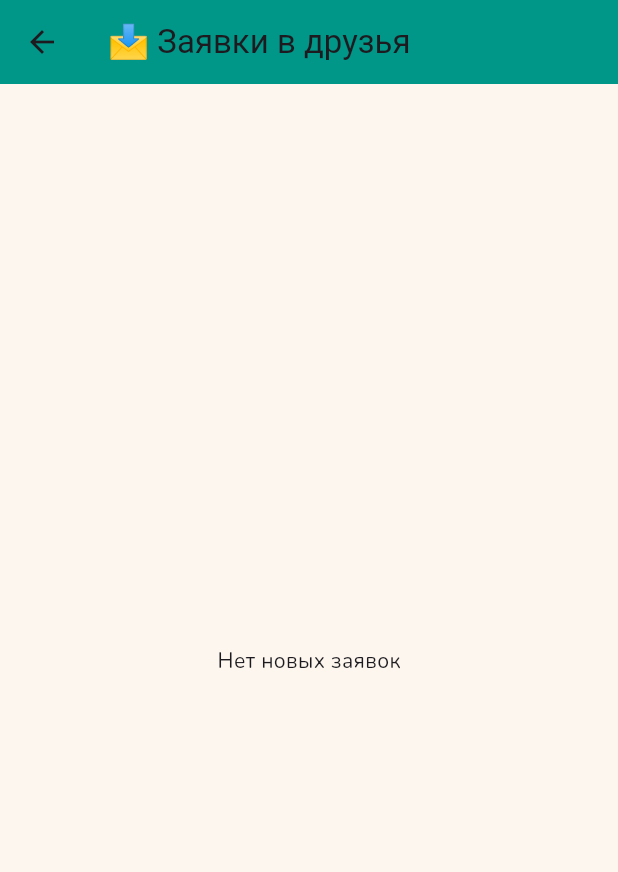
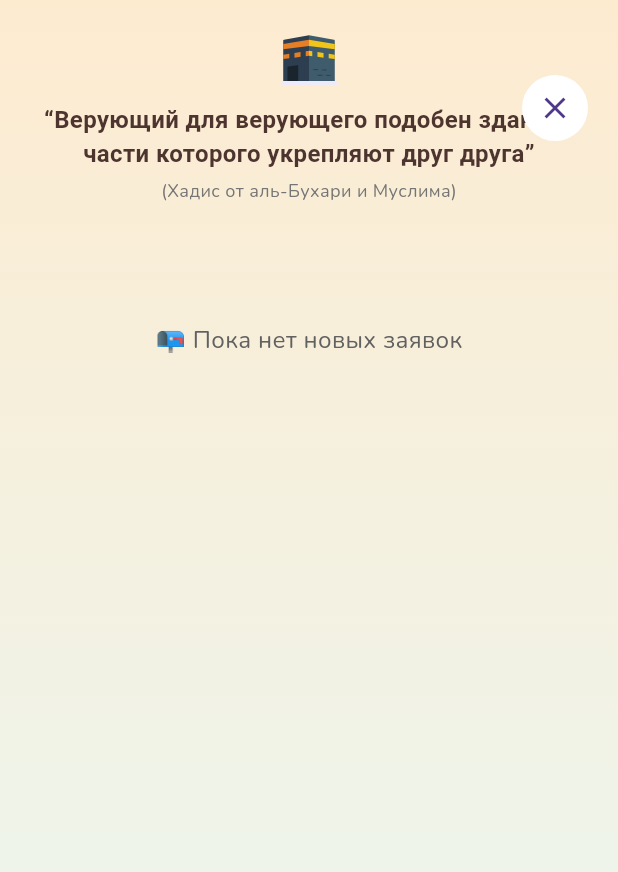
Before and after one commit to NurislamAiu/mekka-savings-app, a Flutter app: the FriendRequestsScreen screen opened directly, on a phone screen of 412 x 824 dp. Shown: the top 872 px of the screen. Run offline on Flutter 3.47's test engine with Material 3 defaults, Android fonts, the phone set to English and light mode, and no system bars; our stand-ins replace cloud_firestore, confetti, firebase_auth, firebase_core, fl_chart, flutter_svg and 3 more; accounts and stored records are empty; Roboto replaces fonts that are missing (Cairo).

Commit message:
изменение ui

```diff
--- a/lib/screens/friend_requests_screen.dart
+++ b/lib/screens/friend_requests_screen.dart
@@ -1,7 +1,9 @@
 import 'package:cloud_firestore/cloud_firestore.dart';
 import 'package:firebase_auth/firebase_auth.dart';
 import 'package:flutter/material.dart';
+import 'package:flutter_svg/flutter_svg.dart';
 import 'package:google_fonts/google_fonts.dart';
+import 'package:shimmer/shimmer.dart';
 
 class FriendRequestsScreen extends StatefulWidget {
   const FriendRequestsScreen({super.key});
@@ -22,6 +24,7 @@ class _FriendRequestsScreenState extends State<FriendRequestsScreen> {
   }
 
   Future<void> loadRequests() async {
+    setState(() => isLoading = true);
     final doc = await FirebaseFirestore.instance.collection('users').doc(user!.uid).get();
     final ids = List<String>.from(doc.data()?['friendRequests'] ?? []);
 
@@ -71,46 +74,139 @@ class _FriendRequestsScreenState extends State<FriendRequestsScreen> {
   @override
   Widget build(BuildContext context) {
     return Scaffold(
-      backgroundColor: Color(0xFFFDF6EE),
-      appBar: AppBar(
-        title: Text("📩 Заявки в друзья", style: GoogleFonts.cairo()),
-        backgroundColor: Colors.teal,
-      ),
-      body: isLoading
-          ? Center(child: CircularProgressIndicator())
-          : requests.isEmpty
-          ? Center(child: Text("Нет новых заявок", style: GoogleFonts.nunito()))
-          : ListView.builder(
-        padding: EdgeInsets.all(20),
-        itemCount: requests.length,
-        itemBuilder: (context, index) {
-          final r = requests[index];
-          return Card(
-            margin: EdgeInsets.only(bottom: 12),
-            child: ListTile(
-              leading: CircleAvatar(
-                backgroundColor: Colors.teal.shade100,
-                child: Icon(Icons.person, color: Colors.teal),
+      body: Stack(
+        children: [
+          // 🌅 Фон
+          Container(
+            decoration: BoxDecoration(
+              gradient: LinearGradient(
+                colors: [Color(0xFFFDEBD0), Color(0xFFE8F8F5)],
+                begin: Alignment.topCenter,
+                end: Alignment.bottomCenter,
               ),
-              title: Text("@${r['nickname']}", style: GoogleFonts.nunito(fontWeight: FontWeight.bold)),
-              subtitle: Text(r['email']),
-              trailing: Row(
-                mainAxisSize: MainAxisSize.min,
+            ),
+          ),
+
+          SafeArea(
+            child: RefreshIndicator(
+              onRefresh: loadRequests,
+              child: ListView(
+                padding: EdgeInsets.all(20),
                 children: [
-                  IconButton(
-                    icon: Icon(Icons.check_circle, color: Colors.green),
-                    onPressed: () => accept(r['uid']),
+                  // 📖 Хадис дня
+                  Column(
+                    children: [
+                      SvgPicture.asset('assets/kaaba.svg', height: 40),
+                      SizedBox(height: 8),
+                      Text(
+                        '“Верующий для верующего подобен зданию, части которого укрепляют друг друга”',
+                        textAlign: TextAlign.center,
+                        style: GoogleFonts.cairo(fontSize: 16, fontWeight: FontWeight.bold, color: Colors.brown[800]),
+                      ),
+                      SizedBox(height: 4),
+                      Text(
+                        '(Хадис от аль-Бухари и Муслима)',
+                        style: GoogleFonts.nunito(fontSize: 12, color: Colors.grey[600]),
+                      ),
+                      SizedBox(height: 20),
+                    ],
                   ),
-                  IconButton(
-                    icon: Icon(Icons.cancel, color: Colors.red),
-                    onPressed: () => decline(r['uid']),
+
+                  isLoading
+                      ? _buildShimmer()
+                      : requests.isEmpty
+                      ? Column(
+                    children: [
+                      SizedBox(height: 60),
+                      Text(
+                        "📭 Пока нет новых заявок",
+                        style: GoogleFonts.nunito(fontSize: 16, color: Colors.grey[700]),
+                      ),
+                    ],
+                  )
+                      : Column(
+                    children: requests.map(_requestCard).toList(),
                   ),
                 ],
               ),
             ),
-          );
-        },
+          ),
+
+          Positioned(
+            top: 50,
+            right: 20,
+            child: CircleAvatar(
+              backgroundColor: Colors.white,
+              radius: 22,
+              child: IconButton(
+                icon: Icon(Icons.close),
+                onPressed: () => Navigator.pop(context),
+              ),
+            ),
+          ),
+        ],
       ),
     );
   }
+
+  Widget _requestCard(Map<String, dynamic> req) {
+    return Container(
+      padding: EdgeInsets.all(16),
+      margin: EdgeInsets.only(bottom: 14),
+      decoration: BoxDecoration(
+        color: Colors.white,
+        borderRadius: BorderRadius.circular(16),
+        boxShadow: [
+          BoxShadow(color: Colors.black12, blurRadius: 6, offset: Offset(0, 3)),
+        ],
+      ),
+      child: Row(
+        children: [
+          CircleAvatar(
+            backgroundColor: Colors.teal.shade100,
+            child: Icon(Icons.person, color: Colors.teal),
+          ),
+          SizedBox(width: 12),
+          Expanded(
+            child: Column(
+              crossAxisAlignment: CrossAxisAlignment.start,
+              children: [
+                Text("@${req['nickname']}",
+                    style: GoogleFonts.nunito(fontSize: 16, fontWeight: FontWeight.bold)),
+                Text(req['email'], style: GoogleFonts.nunito(color: Colors.grey[700])),
+              ],
+            ),
+          ),
+          IconButton(
+            icon: Icon(Icons.check_circle, color: Colors.green, size: 32),
+            onPressed: () => accept(req['uid']),
+          ),
+          IconButton(
+            icon: Icon(Icons.cancel, color: Colors.redAccent, size: 32),
+            onPressed: () => decline(req['uid']),
+          ),
+        ],
+      ),
+    );
+  }
+
+  // ✨ Шиммер-карточки во время загрузки
+  Widget _buildShimmer() {
+    return Column(
+      children: List.generate(3, (_) {
+        return Shimmer.fromColors(
+          baseColor: Colors.grey[300]!,
+          highlightColor: Colors.grey[100]!,
+          child: Container(
+            height: 80,
+            margin: EdgeInsets.only(bottom: 14),
+            decoration: BoxDecoration(
+              color: Colors.white,
+              borderRadius: BorderRadius.circular(16),
+            ),
+          ),
+        );
+      }),
+    );
+  }
 }
--- a/lib/screens/my_friends_screen.dart
+++ b/lib/screens/my_friends_screen.dart
@@ -184,7 +184,7 @@ class _MyFriendsScreenState extends State<MyFriendsScreen> {
           ),
           Positioned(
             top: 50,
-            right: 10,
+            right: 20,
             child: CircleAvatar(
               backgroundColor: Colors.white,
               radius: 24,
--- a/lib/screens/profile_screen.dart
+++ b/lib/screens/profile_screen.dart
@@ -196,7 +196,7 @@ class _ProfileScreenState extends State<ProfileScreen> {
                   ),
                   Positioned(
                     top: 50,
-                    right: 10,
+                    right: 20,
                     child: CircleAvatar(
                       backgroundColor: Colors.white,
                       radius: 24,
--- a/lib/widgets/settings_tile_widget.dart
+++ b/lib/widgets/settings_tile_widget.dart
@@ -18,6 +18,7 @@ class SettingTile extends StatelessWidget {
   @override
   Widget build(BuildContext context) {
     return Card(
+      color: Colors.white,
       shape: RoundedRectangleBorder(borderRadius: BorderRadius.circular(14)),
       child: ListTile(
         leading: Icon(icon, color: danger ? Colors.red[400] : Colors.teal),
```
Also changed, not shown: lib/screens/friends_screen.dart (+81 -22 lines), lib/screens/settings_screen.dart (+61 -32 lines).
